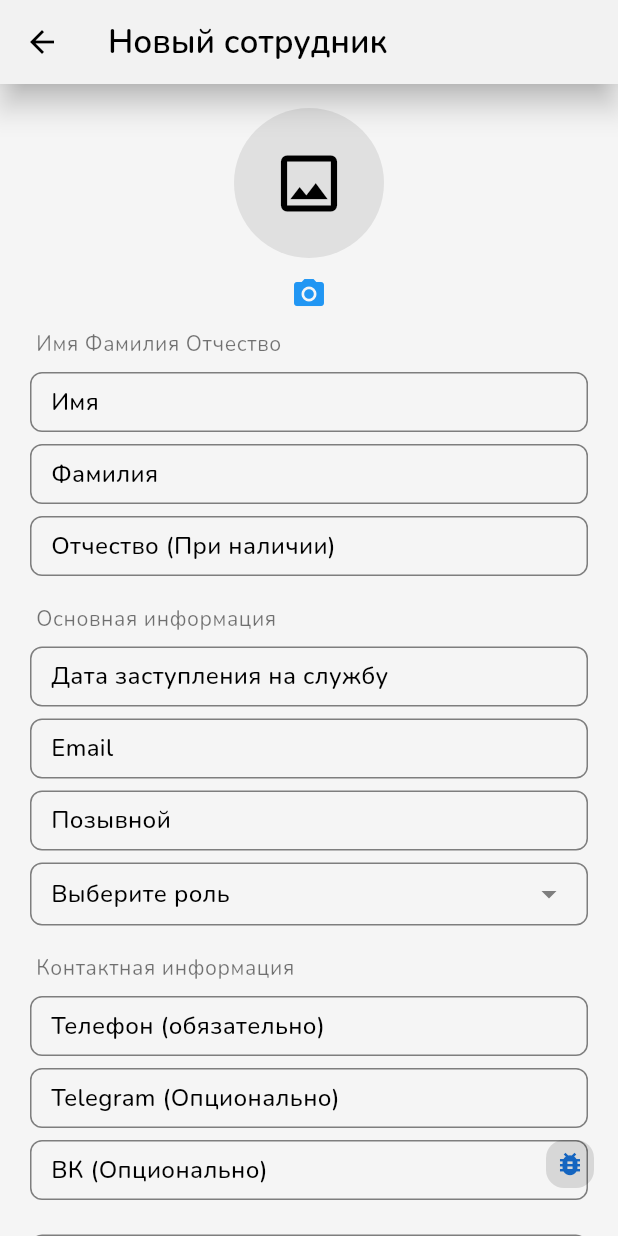
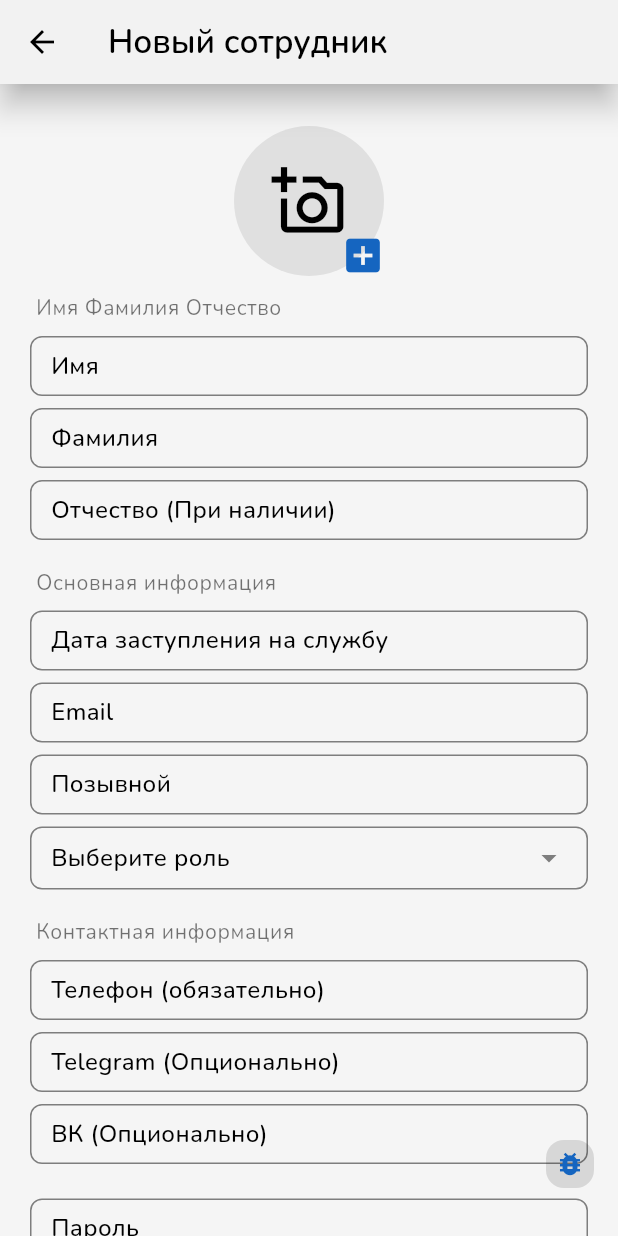
Before and after one commit to nakito-own/Lifeguard-app, a Flutter app: the CreateUserScreen screen opened directly, on a phone screen of 412 x 824 dp. Run offline on Flutter 3.47's test engine with Material 3 defaults, Android fonts, the light colour scheme and no system bars; our stand-ins replace google_fonts, image_picker, responsive_builder, shared_preferences, table_calendar; accounts and stored records are empty; network calls fail.

Commit message:
Adding photo upload to creating new user mechanic

```diff
--- a/lib/widgets/app-widgets/app_drawer.dart
+++ b/lib/widgets/app-widgets/app_drawer.dart
@@ -17,7 +17,9 @@ class AppDrawer extends StatelessWidget {
       child: Column(
         children: <Widget>[
           SizedBox(height: 15),
-          Padding(
+          GestureDetector(
+            onTap: () => Navigator.pushNamed(context, "/profile"),
+            child: Padding(
               padding: const EdgeInsets.only(top: 42),
               child: FutureBuilder<Map<String, dynamic>?>(
                 future: User().getUserData(),
@@ -81,6 +83,7 @@ class AppDrawer extends StatelessWidget {
                     );
                   }
                 },
+              ),
             ),
           ),
           Expanded(
--- a/lib/widgets/app-widgets/avatar_picker.dart
+++ b/lib/widgets/app-widgets/avatar_picker.dart
@@ -1,9 +1,12 @@
 import 'dart:typed_data';
-import 'package:flutter/foundation.dart';
 import 'package:flutter/material.dart';
-import 'package:file_picker/file_picker.dart';
+import 'package:image_picker/image_picker.dart';
 
 class AvatarPicker extends StatefulWidget {
+  final Function(Uint8List) onImagePicked;
+
+  AvatarPicker({required this.onImagePicked});
+
   @override
   _AvatarPickerState createState() => _AvatarPickerState();
 }
@@ -13,11 +16,15 @@ class _AvatarPickerState extends State<AvatarPicker> {
 
   Future<void> _pickImage() async {
     try {
-      FilePickerResult? result = await FilePicker.platform.pickFiles(type: FileType.image);
-      if (result != null && result.files.first.bytes != null) {
+      final ImagePicker _picker = ImagePicker();
+      final XFile? image = await _picker.pickImage(source: ImageSource.gallery);
+
+      if (image != null) {
+        final Uint8List imageData = await image.readAsBytes();
         setState(() {
-          _avatarImageData = result.files.first.bytes;
+          _avatarImageData = imageData;
         });
+        widget.onImagePicked(imageData);
       }
     } catch (e) {
       print("Error picking image: $e");
@@ -26,20 +33,27 @@ class _AvatarPickerState extends State<AvatarPicker> {
 
   @override
   Widget build(BuildContext context) {
-    return Column(
+    return Padding(
+      padding: const EdgeInsets.all(12.0),
+      child: Stack(
         children: [
           CircleAvatar(
             radius: 50,
             backgroundImage: _avatarImageData != null ? MemoryImage(_avatarImageData!) : null,
-          child: _avatarImageData == null ? Icon(Icons.image_outlined, size: 50) : null,
+            child: _avatarImageData == null ? Icon(Icons.add_a_photo_outlined, size: 50) : null,
           ),
-        IconButton(
+          Positioned(
+            bottom: -10,
+            right: -10,
+            child: IconButton(
               onPressed: _pickImage,
-          icon: Icon(Icons.camera_alt),
+              icon: Icon(Icons.add_box, size: 30),
               tooltip: 'Выбрать файл',
-          color: Colors.blue,
+              color: ColorScheme.of(context).secondary,
+            ),
           ),
         ],
+      ),
     );
   }
 }
--- a/pubspec.yaml
+++ b/pubspec.yaml
@@ -17,7 +17,7 @@ dependencies:
   google_fonts: ^6.2.1
   table_calendar: ^3.1.2
   image_picker: ^1.1.2
-  file_picker: ^9.0.2
+  file_picker: ^9.1.0
   intl: ^0.19.0
   flutter_launcher_icons: ^0.14.3
   flutter_localizations:
```
Also changed, not shown: lib/api-services/image_service.dart (+17 -6 lines), lib/api-services/staff_service.dart (+13 -4 lines), lib/screens/create_user_screen.dart (+29 -5 lines). Lines whose indentation alone changed are shown as unchanged.
